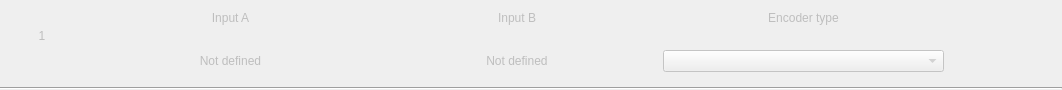
Old version of the form src/widgets/encoders/encoders.ui in the repository anpeaco/FreeJoyXConfiguratorQt.
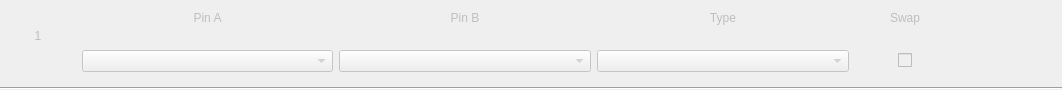
New version of the form. Custom widgets are drawn as their Qt base class.

Commit message: Encoder rework slice 5: encoder-tab UI (single Encoder type + explicit pairing)

What changed in the file:
```diff
--- a/src/widgets/encoders/encoders.ui
+++ b/src/widgets/encoders/encoders.ui
@@ -19,7 +19,7 @@
   <property name="windowTitle">
    <string notr="true">Form</string>
   </property>
-  <layout class="QGridLayout" name="gridLayout" rowstretch="3,3,0" columnstretch="3,10,10,10,4">
+  <layout class="QGridLayout" name="gridLayout" rowstretch="3,3,0" columnstretch="3,10,10,10,4,4">
    <property name="leftMargin">
     <number>0</number>
    </property>
@@ -38,39 +38,13 @@
    <property name="verticalSpacing">
     <number>15</number>
    </property>
-   <item row="1" column="3">
-    <widget class="CenteredCBox" name="comboBox_EncoderType">
+   <item row="0" column="0" rowspan="2">
+    <widget class="QLabel" name="label_EncoderIndex">
      <property name="enabled">
       <bool>false</bool>
      </property>
-     <property name="sizePolicy">
-      <sizepolicy hsizetype="Preferred" vsizetype="Fixed">
-       <horstretch>0</horstretch>
-       <verstretch>0</verstretch>
-      </sizepolicy>
-     </property>
-    </widget>
-   </item>
-   <item row="1" column="1">
-    <widget class="QLabel" name="label_ButtonNumberA">
-     <property name="enabled">
-      <bool>false</bool>
-     </property>
      <property name="text">
-      <string>Not defined</string>
-     </property>
-     <property name="alignment">
-      <set>Qt::AlignCenter</set>
-     </property>
-    </widget>
-   </item>
-   <item row="0" column="3">
-    <widget class="QLabel" name="text_EncoderType">
-     <property name="enabled">
-      <bool>false</bool>
-     </property>
-     <property name="text">
-      <string>Encoder type</string>
+      <string notr="true">1</string>
      </property>
      <property name="alignment">
       <set>Qt::AlignCenter</set>
@@ -83,20 +57,33 @@
       <bool>false</bool>
      </property>
      <property name="text">
-      <string>Input A</string>
+      <string>Pin A</string>
      </property>
      <property name="alignment">
       <set>Qt::AlignCenter</set>
      </property>
     </widget>
    </item>
-   <item row="1" column="2">
-    <widget class="QLabel" name="label_ButtonNumberB">
+   <item row="0" column="2">
+    <widget class="QLabel" name="text_InputB">
      <property name="enabled">
       <bool>false</bool>
      </property>
      <property name="text">
-      <string>Not defined</string>
+      <string>Pin B</string>
+     </property>
+     <property name="alignment">
+      <set>Qt::AlignCenter</set>
+     </property>
+    </widget>
+   </item>
+   <item row="0" column="3">
+    <widget class="QLabel" name="text_EncoderType">
+     <property name="enabled">
+      <bool>false</bool>
+     </property>
+     <property name="text">
+      <string>Type</string>
      </property>
      <property name="alignment">
       <set>Qt::AlignCenter</set>
@@ -104,6 +91,68 @@
     </widget>
    </item>
    <item row="0" column="4">
+    <widget class="QLabel" name="text_Swap">
+     <property name="enabled">
+      <bool>false</bool>
+     </property>
+     <property name="text">
+      <string>Swap</string>
+     </property>
+     <property name="alignment">
+      <set>Qt::AlignCenter</set>
+     </property>
+    </widget>
+   </item>
+   <item row="1" column="1">
+    <widget class="CenteredCBox" name="comboBox_InputA">
+     <property name="enabled">
+      <bool>false</bool>
+     </property>
+     <property name="sizePolicy">
+      <sizepolicy hsizetype="Preferred" vsizetype="Fixed">
+       <horstretch>0</horstretch>
+       <verstretch>0</verstretch>
+      </sizepolicy>
+     </property>
+    </widget>
+   </item>
+   <item row="1" column="2">
+    <widget class="CenteredCBox" name="comboBox_InputB">
+     <property name="enabled">
+      <bool>false</bool>
+     </property>
+     <property name="sizePolicy">
+      <sizepolicy hsizetype="Preferred" vsizetype="Fixed">
+       <horstretch>0</horstretch>
+       <verstretch>0</verstretch>
+      </sizepolicy>
+     </property>
+    </widget>
+   </item>
+   <item row="1" column="3">
+    <widget class="CenteredCBox" name="comboBox_EncoderType">
+     <property name="enabled">
+      <bool>false</bool>
+     </property>
+     <property name="sizePolicy">
+      <sizepolicy hsizetype="Preferred" vsizetype="Fixed">
+       <horstretch>0</horstretch>
+       <verstretch>0</verstretch>
+      </sizepolicy>
+     </property>
+    </widget>
+   </item>
+   <item row="1" column="4" alignment="Qt::AlignHCenter">
+    <widget class="QCheckBox" name="checkBox_Swap">
+     <property name="enabled">
+      <bool>false</bool>
+     </property>
+     <property name="text">
+      <string notr="true"/>
+     </property>
+    </widget>
+   </item>
+   <item row="0" column="5">
     <spacer name="horizontalSpacer">
      <property name="orientation">
       <enum>Qt::Horizontal</enum>
@@ -116,33 +165,7 @@
      </property>
     </spacer>
    </item>
-   <item row="0" column="2">
-    <widget class="QLabel" name="text_InputB">
-     <property name="enabled">
-      <bool>false</bool>
-     </property>
-     <property name="text">
-      <string>Input B</string>
-     </property>
-     <property name="alignment">
-      <set>Qt::AlignCenter</set>
-     </property>
-    </widget>
-   </item>
-   <item row="0" column="0" rowspan="2">
-    <widget class="QLabel" name="label_EncoderIndex">
-     <property name="enabled">
-      <bool>false</bool>
-     </property>
-     <property name="text">
-      <string notr="true">1</string>
-     </property>
-     <property name="alignment">
-      <set>Qt::AlignCenter</set>
-     </property>
-    </widget>
-   </item>
-   <item row="2" column="0" colspan="5">
+   <item row="2" column="0" colspan="6">
     <widget class="Line" name="line">
      <property name="frameShadow">
       <enum>QFrame::Sunken</enum>
```
The commit also changes 10 other files.
